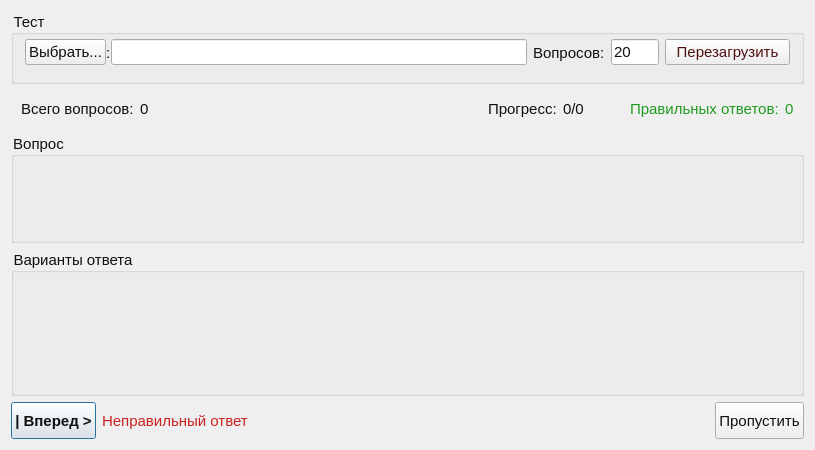
This is MainWindow.ui in ElwooD07/Tests as Qt 5 draws it before an edit. The edited form follows.
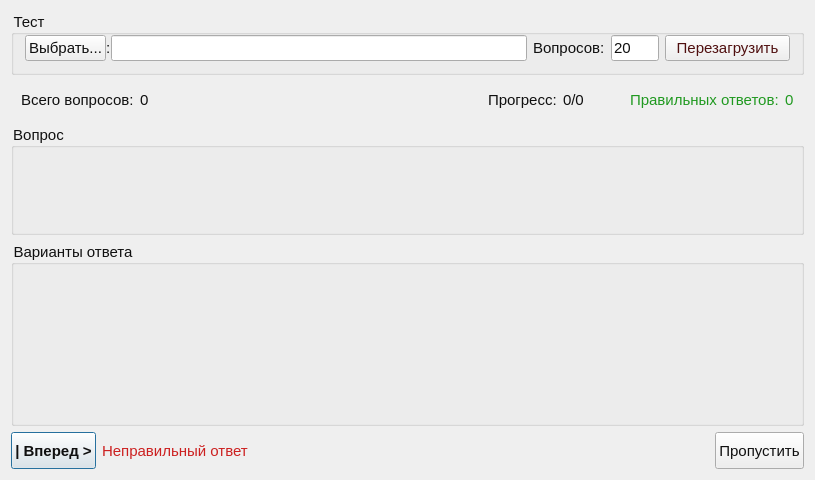
This is the edited form.

```diff
--- a/MainWindow.ui
+++ b/MainWindow.ui
@@ -7,7 +7,7 @@
     <x>0</x>
     <y>0</y>
     <width>815</width>
-    <height>450</height>
+    <height>480</height>
    </rect>
   </property>
   <property name="sizePolicy">
@@ -18,8 +18,8 @@
   </property>
   <property name="minimumSize">
    <size>
-    <width>0</width>
-    <height>0</height>
+    <width>800</width>
+    <height>480</height>
    </size>
   </property>
   <property name="maximumSize">
@@ -38,7 +38,7 @@
    <bool>false</bool>
   </property>
   <widget class="QWidget" name="centralWidget">
-   <layout class="QVBoxLayout" name="verticalLayout" stretch="2,1,3,4,1">
+   <layout class="QVBoxLayout" name="verticalLayout" stretch="1,1,3,5,1">
     <item>
      <widget class="QGroupBox" name="groupTest">
       <property name="title">
@@ -263,7 +263,7 @@
       </property>
       <layout class="QVBoxLayout" name="answersLayout">
        <property name="spacing">
-        <number>9</number>
+        <number>5</number>
        </property>
       </layout>
      </widget>
```
